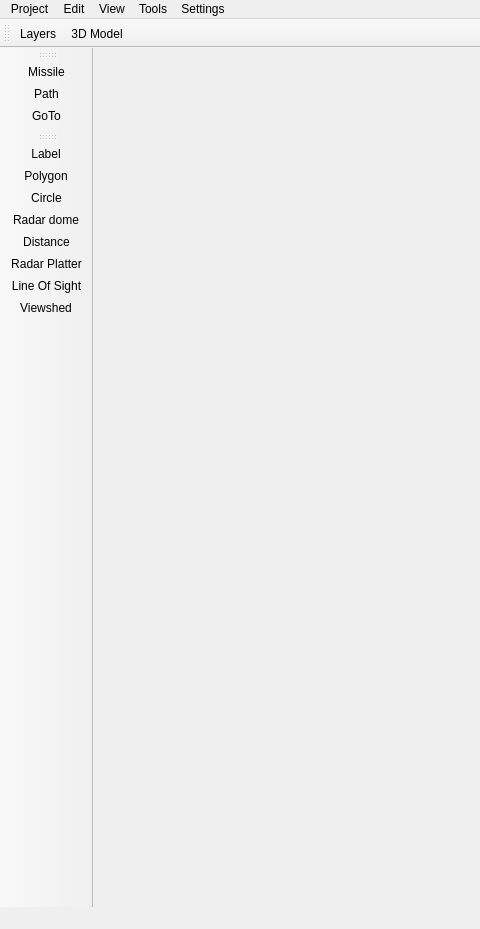
Before: the Qt Designer form mainwindow.ui in adithyahk46/GeoLayer-X, drawn with Qt 5; both pictures show x 0 to 480 and y 0 to 929 of the 1270 by 929 pixel window.
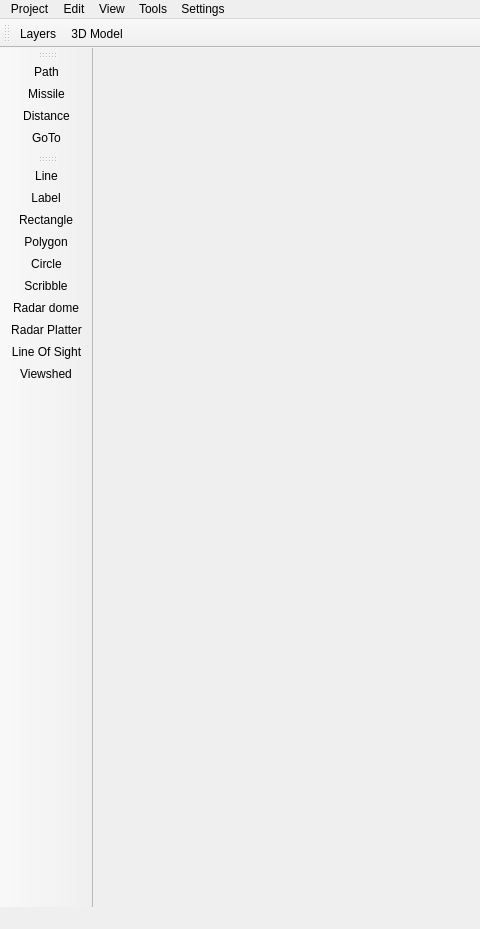
After: the same form once the commit is applied. Icons and pictures are not drawn.

```diff
--- a/mainwindow.ui
+++ b/mainwindow.ui
@@ -118,8 +118,9 @@
    <attribute name="toolBarBreak">
     <bool>false</bool>
    </attribute>
-   <addaction name="actionMissileTracker"/>
    <addaction name="actionFind_Path"/>
+   <addaction name="actionMissileTracker"/>
+   <addaction name="actionDistanceCalculator"/>
    <addaction name="actionGoTo"/>
   </widget>
   <widget class="QToolBar" name="toolBar_2">
@@ -132,11 +133,13 @@
    <attribute name="toolBarBreak">
     <bool>false</bool>
    </attribute>
+   <addaction name="actionDrawLine"/>
    <addaction name="actionAddLabel"/>
+   <addaction name="actionDrawRectangle"/>
    <addaction name="actionDrawPolygon"/>
    <addaction name="actionDrawCircle"/>
+   <addaction name="actionDrawScribble"/>
    <addaction name="actionRadar_dome"/>
-   <addaction name="actionDistanceCalculator"/>
    <addaction name="actionRadar_Platter"/>
    <addaction name="actionLineOfSight"/>
    <addaction name="actionViewshed"/>
```
Left out of the diff: 43 changed lines with no effect on the pictures.
